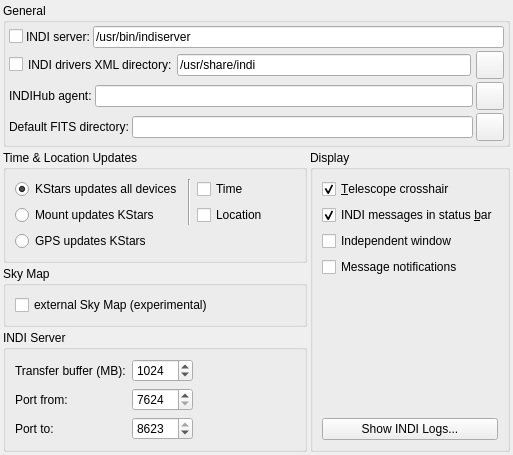
Qt form kstars/indi/opsindi.ui (KDE/kstars) before a commit.
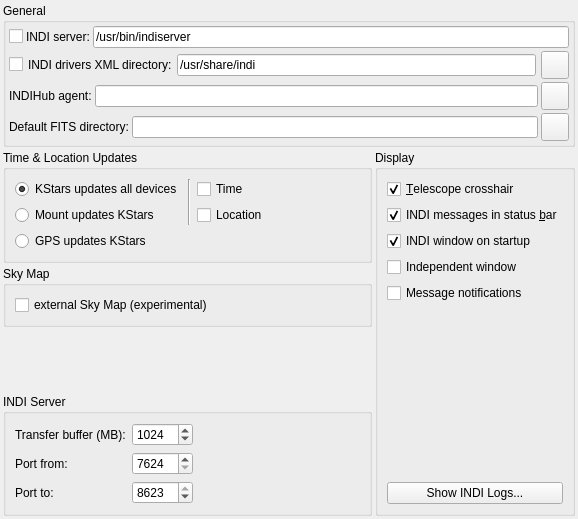
The same form after that commit.

Commit message:
Option making display of INDI window at startup configurable
When EKOS starts and connects to the INDI server, a window is created with a tab for each available INDI device. This change introduces a new option that makes it configurable, whether the INDI window should be shown when EKOS starts.

The option is enabled by default, i.e. the window opens as it does without this change.

```diff
--- a/kstars/indi/opsindi.ui
+++ b/kstars/indi/opsindi.ui
@@ -6,8 +6,8 @@
    <rect>
     <x>0</x>
     <y>0</y>
-    <width>513</width>
-    <height>412</height>
+    <width>578</width>
+    <height>519</height>
    </rect>
   </property>
   <layout class="QVBoxLayout" name="verticalLayout_5">
@@ -535,6 +535,19 @@
           </property>
          </widget>
         </item>
+        <item>
+         <widget class="QCheckBox" name="kcfg_showINDIwindowInitially">
+          <property name="toolTip">
+           <string>Open INDI window on EKOS startup</string>
+          </property>
+          <property name="text">
+           <string>INDI window on startup</string>
+          </property>
+          <property name="checked">
+           <bool>true</bool>
+          </property>
+         </widget>
+        </item>
         <item>
          <widget class="QCheckBox" name="kcfg_independentWindowINDI">
           <property name="text">
```
The commit also changes 2 other files.
